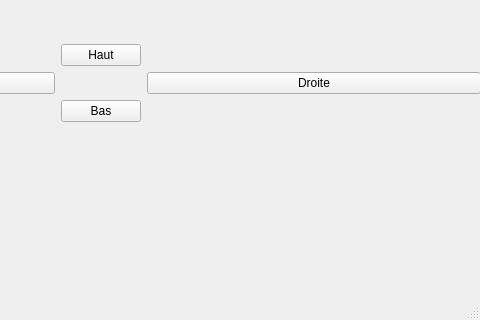
Pascaline-G/Projet_Wifibot, file wifiBot/mainwindow.ui: the form before one commit; both pictures show x 320 to 800 and y 280 to 600 of the 800 by 600 pixel window.
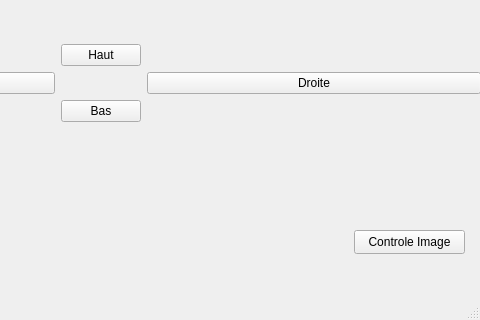
The form after the commit.

Commit message:
Ajout de traitement d'image
Ajout de la possibilité de modifier l'affichage de la caméra :
-Contraste/Luminosité/Saturation/Focus/Netteté

Ajout de commentaires

The edit to the form file:
```diff
--- a/wifiBot/mainwindow.ui
+++ b/wifiBot/mainwindow.ui
@@ -343,6 +343,19 @@
      </item>
     </layout>
    </widget>
+   <widget class="QPushButton" name="pBControleImage">
+    <property name="geometry">
+     <rect>
+      <x>674</x>
+      <y>510</y>
+      <width>111</width>
+      <height>24</height>
+     </rect>
+    </property>
+    <property name="text">
+     <string>Controle Image</string>
+    </property>
+   </widget>
   </widget>
   <widget class="QMenuBar" name="menubar">
    <property name="geometry">
```
The commit also changes 6 other files.
